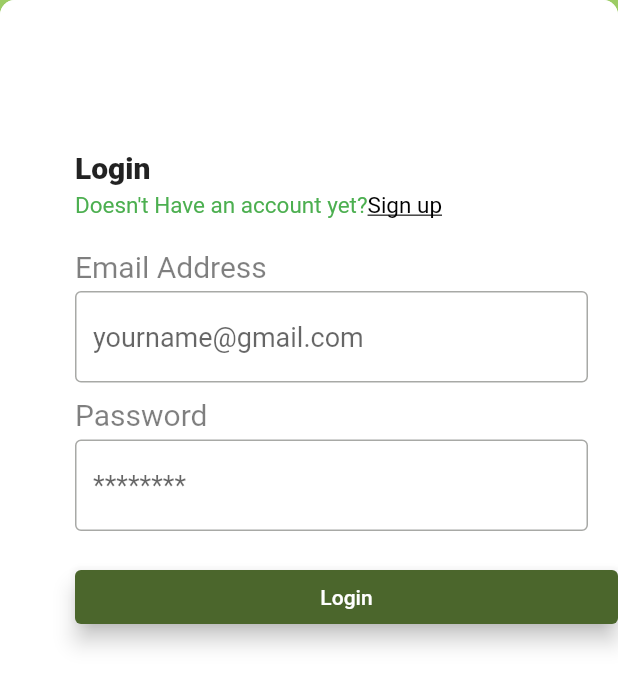
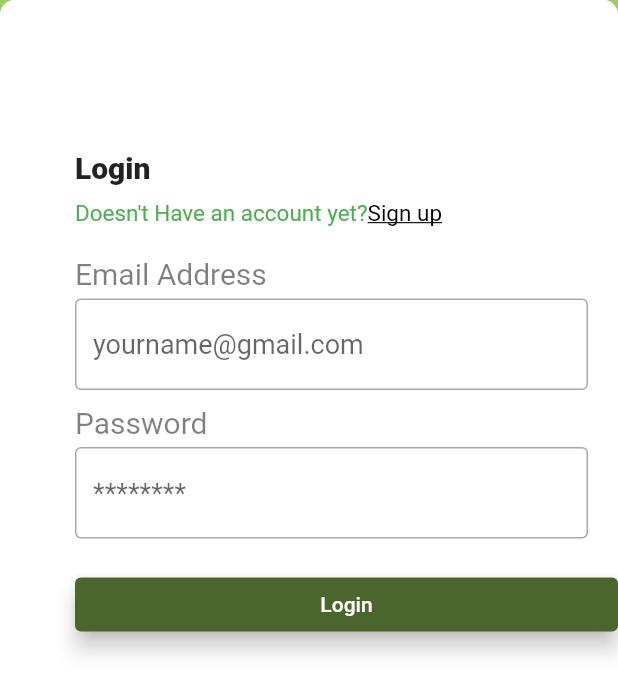
Before and after one commit to Scarletkill/GGMart, a Flutter app: the screen it shows after launch, on a phone screen of 412 x 824 dp. Shown: the top 694 px of the screen. Run offline on Flutter 3.47's test engine with Material 2 defaults, Android fonts, the light colour scheme and no system bars; our stand-ins replace flutter_svg; missing offline and left inert: dart:js.

Commit message:
change in login file

```diff
--- a/lib/login.dart
+++ b/lib/login.dart
@@ -59,7 +59,7 @@ class Login extends StatelessWidget {
                                         fontSize: 20),
                                     ),
                                     const SizedBox(
-                                      height: 5,
+                                      height: 10,
                                     ),
                                     RichText(text: TextSpan(
                                         text: "Doesn't Have an account yet?",
```
